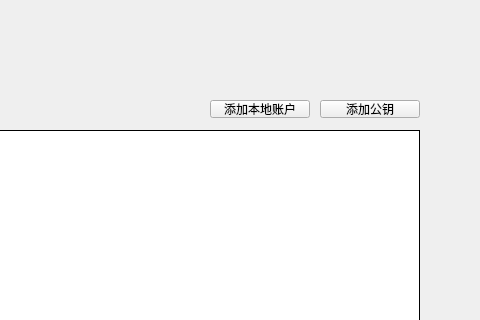
The window that LNKWallet/multisig/CreateMultisigWidget.ui (HcashOrg/hx-indicator) describes before a commit, drawn with Qt 5; both pictures show x 290 to 770 and y 0 to 320 of the 770 by 510 pixel window.
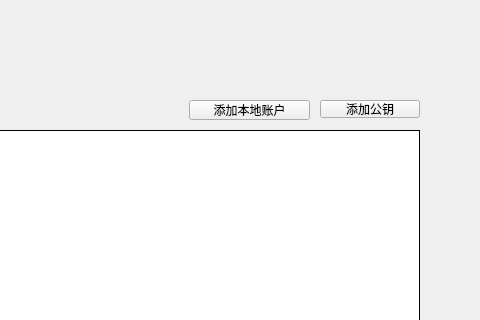
The same window after the commit.

What changed in the file:
```diff
--- a/LNKWallet/multisig/CreateMultisigWidget.ui
+++ b/LNKWallet/multisig/CreateMultisigWidget.ui
@@ -142,10 +142,10 @@
   <widget class="QToolButton" name="addLocalAccountBtn">
    <property name="geometry">
     <rect>
-     <x>500</x>
+     <x>479</x>
      <y>100</y>
-     <width>100</width>
-     <height>18</height>
+     <width>121</width>
+     <height>20</height>
     </rect>
    </property>
    <property name="font">
```
